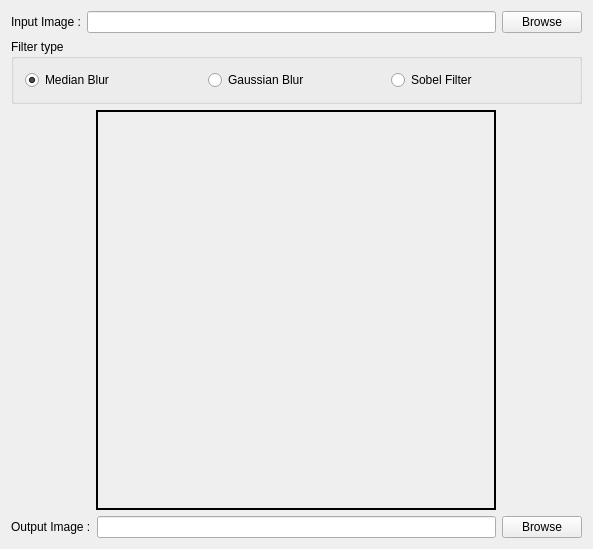
LaouadAyoub/Image-processing-UI-using-Qt-and-OpenCV, file Qt_Project_for_Image_processing/mainwindow.ui: the form before one commit.
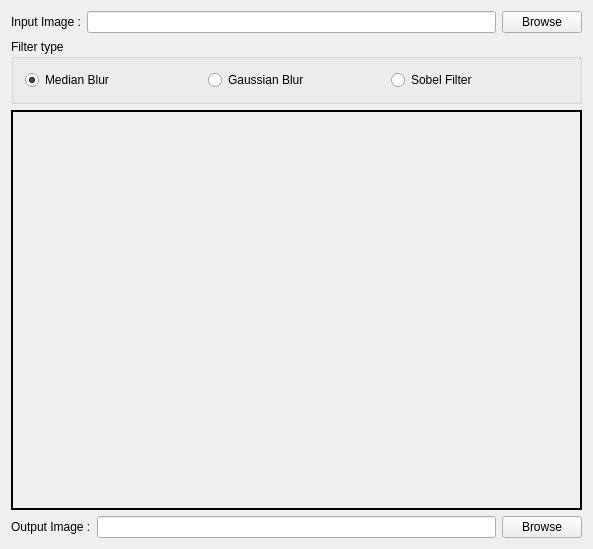
The form after the commit.

Commit message: Fix image scaling issue

Patch:
```diff
--- a/Qt_Project_for_Image_processing/mainwindow.ui
+++ b/Qt_Project_for_Image_processing/mainwindow.ui
@@ -87,7 +87,7 @@
         </property>
         <property name="maximumSize">
          <size>
-          <width>400</width>
+          <width>700</width>
           <height>400</height>
          </size>
         </property>
```
The commit also changes 1 other file.
